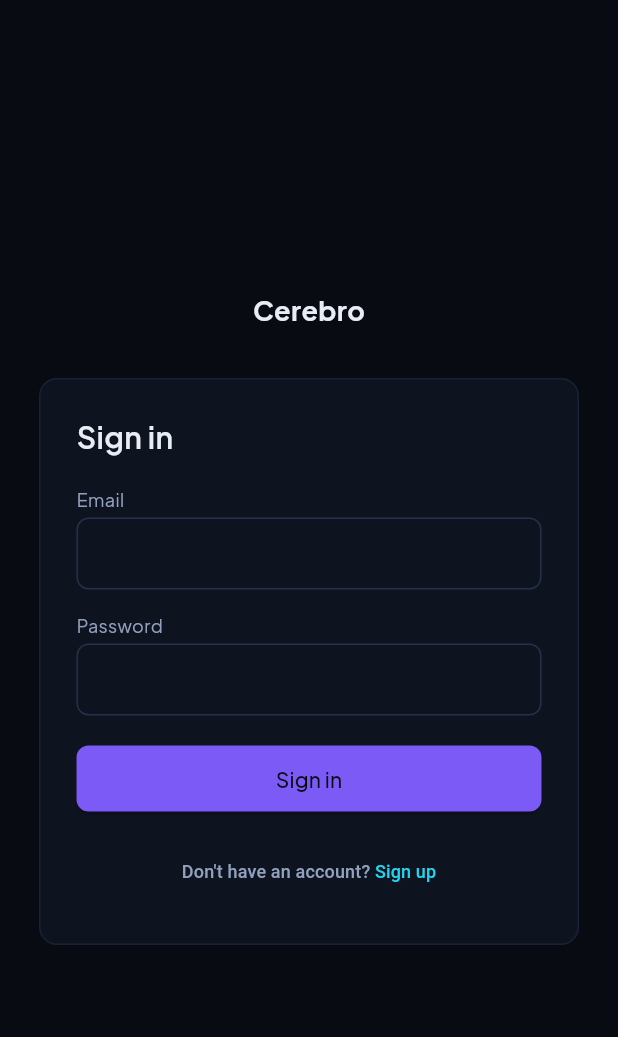
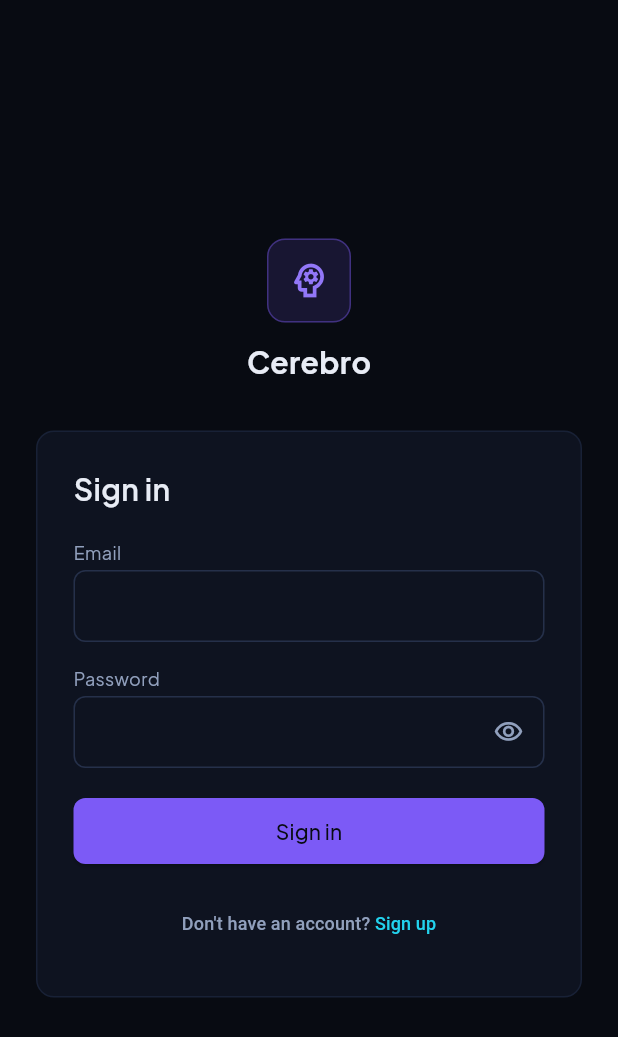
Before and after one commit to Tunasmelt/Cerebro-Flutter, a Flutter app: the screen it shows after launch, on a phone screen of 412 x 824 dp. Shown: the top 1037 px of the screen. Run offline on Flutter 3.47's test engine with Material 3 defaults, Android fonts, the phone set to English and light mode, and no system bars; our stand-ins replace chopper, dio, file_picker, flutter_markdown_plus, flutter_riverpod, go_router and 3 more; missing offline and left inert: cryptography, flutter_force_directed_graph, markdown, pdfx; accounts and stored records are empty; generated files the repository leaves out were written again.

Commit message:
UI/UX pass E1: Auth screens (brand, responsive card, inline errors, eye)
- AuthBrand/AuthCard/AuthMessage shared by sign in, sign up and check-email;
  card fills width up to 440px instead of a fixed 360px.
- Empty submit names the missing field and clears as the user types; show/hide
  password; Next/Next/Done keyboard actions; AutofillGroup; SafeArea.
- 12 new tests; 11 injected faults all caught.

Co-Authored-By: Claude Sonnet 5.5 <noreply@anthropic.com>

```diff
--- /dev/null
+++ b/lib/features/auth/presentation/auth_card.dart
@@ -0,0 +1,111 @@
+import 'package:flutter/material.dart';
+
+import '../../../shared/tokens/app_colors.dart';
+import '../../../shared/tokens/app_radius.dart';
+import '../../../shared/tokens/app_spacing.dart';
+import '../../../shared/tokens/app_typography.dart';
+
+/// The Cerebro mark and wordmark above the sign-in and sign-up cards: a
+/// violet-washed tile with the brain glyph, then the name. The one branded
+/// moment on the auth screens.
+class AuthBrand extends StatelessWidget {
+  const AuthBrand({super.key});
+
+  @override
+  Widget build(BuildContext context) {
+    return Semantics(
+      label: 'Cerebro',
+      excludeSemantics: true,
+      child: Column(
+        mainAxisSize: MainAxisSize.min,
+        children: [
+          Container(
+            width: 56,
+            height: 56,
+            decoration: BoxDecoration(
+              color: AppColors.accentPrimary.withValues(alpha: 0.14),
+              borderRadius: AppRadius.lgRadius,
+              border: Border.all(
+                color: AppColors.accentPrimary.withValues(alpha: 0.4),
+              ),
+            ),
+            child: const Icon(
+              Icons.psychology_outlined,
+              size: 30,
+              color: AppColors.accentPrimaryHover,
+            ),
+          ),
+          const SizedBox(height: AppSpacing.s3),
+          Text(
+            'Cerebro',
+            style: AppTypography.xl.copyWith(
+              fontFamily: AppTypography.fontFamilyDisplay,
+              fontWeight: AppTypography.weightBold,
+              color: AppColors.textPrimary,
+            ),
+          ),
+        ],
+      ),
+    );
+  }
+}
+
+/// The elevated card the auth forms sit in. Fills the screen width up to a
+/// cap instead of a fixed 360px, so it is comfortable on a small phone and
+/// does not stretch on a tablet.
+class AuthCard extends StatelessWidget {
+  const AuthCard({super.key, required this.child});
+
+  final Widget child;
+
+  static const double maxWidth = 440;
+
+  @override
+  Widget build(BuildContext context) {
+    return ConstrainedBox(
+      constraints: const BoxConstraints(maxWidth: maxWidth),
+      child: Container(
+        width: double.infinity,
+        padding: const EdgeInsets.all(AppSpacing.s6),
+        decoration: BoxDecoration(
+          color: AppColors.bgElevated,
+          borderRadius: AppRadius.lgRadius,
+          border: Border.all(color: AppColors.borderSubtle),
+        ),
+        child: child,
+      ),
+    );
+  }
+}
+
+/// A red message strip (a rejected sign-in, mismatched passwords). One widget
+/// for the three copies the auth screens had; announced to screen readers
+/// when it appears.
+class AuthMessage extends StatelessWidget {
+  const AuthMessage(this.message, {super.key});
+
+  final String message;
+
+  @override
+  Widget build(BuildContext context) {
+    return Semantics(
+      liveRegion: true,
+      container: true,
+      child: Container(
+        width: double.infinity,
+        padding: const EdgeInsets.symmetric(
+          horizontal: AppSpacing.s3,
+          vertical: AppSpacing.s2,
+        ),
+        decoration: BoxDecoration(
+          color: AppColors.dangerSubtle,
+          borderRadius: AppRadius.mdRadius,
+        ),
+        child: Text(
+          message,
+          style: AppTypography.xs.copyWith(color: AppColors.dangerHover),
+        ),
+      ),
+    );
+  }
+}
--- a/lib/features/auth/presentation/sign_in_screen.dart
+++ b/lib/features/auth/presentation/sign_in_screen.dart
@@ -4,17 +4,16 @@ import 'package:go_router/go_router.dart';
 
 import '../../../app/app_routes.dart';
 import '../../../shared/tokens/app_colors.dart';
-import '../../../shared/tokens/app_radius.dart';
 import '../../../shared/tokens/app_spacing.dart';
 import '../../../shared/tokens/app_typography.dart';
+import '../../../shared/widgets/app_text_field.dart';
 import '../data/auth_notifier.dart';
 import '../data/auth_state.dart';
-import '../../../shared/widgets/app_text_field.dart';
+import 'auth_card.dart';
 
 /// Adapted from `Mockups 2.0/src/components/SignIn.tsx` — same layout
-/// (centered card, violet radial glow), real app tokens instead of the
-/// mockup's literal hex/Inter values (which happen to be close but
-/// aren't the source of truth; `AppColors`/`AppTypography` are).
+/// (centered card), real app tokens instead of the mockup's literal
+/// hex/Inter values (`AppColors`/`AppTypography` are the source of truth).
 class SignInScreen extends ConsumerStatefulWidget {
   const SignInScreen({super.key});
 
@@ -26,15 +25,26 @@ class _SignInScreenState extends ConsumerState<SignInScreen> {
   final _emailController = TextEditingController();
   final _passwordController = TextEditingController();
 
+  /// Set once the user has tried to submit, so an empty field is called out
+  /// (and the call-out clears as they type) instead of the button silently
+  /// doing nothing.
+  bool _submitted = false;
+
   @override
   void initState() {
     super.initState();
+    _emailController.addListener(_onTyped);
+    _passwordController.addListener(_onTyped);
     // Auth state is app-wide; drop a stale error/"check your email" state
     // left by another screen. Post-frame because provider state can't be
     // modified while the widget tree is building.
     WidgetsBinding.instance.addPostFrameCallback((_) {
       if (mounted) ref.read(authNotifierProvider.notifier).clearStatus();
     });
+  }
+
+  void _onTyped() {
+    if (_submitted) setState(() {});
   }
 
   @override
@@ -47,6 +57,7 @@ class _SignInScreenState extends ConsumerState<SignInScreen> {
   void _handleSubmit() {
     final email = _emailController.text.trim();
     final password = _passwordController.text;
+    setState(() => _submitted = true);
     if (email.isEmpty || password.isEmpty) return;
     ref
         .read(authNotifierProvider.notifier)
@@ -63,39 +74,30 @@ class _SignInScreenState extends ConsumerState<SignInScreen> {
 
     return Scaffold(
       backgroundColor: AppColors.bgBase,
-      body: Center(
+      body: SafeArea(
+        child: Center(
           child: SingleChildScrollView(
             padding: const EdgeInsets.all(AppSpacing.s6),
+            child: AutofillGroup(
               child: Column(
                 mainAxisSize: MainAxisSize.min,
                 children: [
-              Text(
-                'Cerebro',
-                style: AppTypography.lg.copyWith(
-                  fontFamily: AppTypography.fontFamilyDisplay,
-                  fontWeight: AppTypography.weightBold,
-                  color: AppColors.textPrimary,
-                ),
-              ),
+                  const AuthBrand(),
                   const SizedBox(height: AppSpacing.s8),
-              Container(
-                width: 360,
-                padding: const EdgeInsets.all(AppSpacing.s6),
-                decoration: BoxDecoration(
-                  color: AppColors.bgElevated,
-                  borderRadius: AppRadius.lgRadius,
-                  border: Border.all(color: AppColors.borderSubtle),
-                ),
+                  AuthCard(
                     child: Column(
                       crossAxisAlignment: CrossAxisAlignment.start,
                       mainAxisSize: MainAxisSize.min,
                       children: [
-                    Text(
+                        Semantics(
+                          header: true,
+                          child: Text(
                             'Sign in',
                             style: AppTypography.xl.copyWith(
                               fontFamily: AppTypography.fontFamilyDisplay,
                               fontWeight: AppTypography.weightSemibold,
                               color: AppColors.textPrimary,
+                            ),
                           ),
                         ),
                         const SizedBox(height: AppSpacing.s5),
@@ -104,7 +106,12 @@ class _SignInScreenState extends ConsumerState<SignInScreen> {
                           label: 'Email',
                           controller: _emailController,
                           keyboardType: TextInputType.emailAddress,
+                          textInputAction: TextInputAction.next,
                           autofillHints: const [AutofillHints.email],
+                          errorText:
+                              _submitted && _emailController.text.trim().isEmpty
+                              ? 'Enter your email.'
+                              : null,
                         ),
                         const SizedBox(height: AppSpacing.s4),
                         AppTextField(
@@ -112,28 +119,20 @@ class _SignInScreenState extends ConsumerState<SignInScreen> {
                           label: 'Password',
                           controller: _passwordController,
                           obscureText: true,
+                          showVisibilityToggle: true,
+                          textInputAction: TextInputAction.done,
                           autofillHints: const [AutofillHints.password],
                           onSubmitted: (_) => _handleSubmit(),
+                          errorText:
+                              _submitted && _passwordController.text.isEmpty
+                              ? 'Enter your password.'
+                              : null,
                         ),
                         if (errorMessage != null) ...[
                           const SizedBox(height: AppSpacing.s3),
-                      Container(
+                          AuthMessage(
+                            errorMessage,
                             key: const Key('sign_in_error'),
-                        width: double.infinity,
-                        padding: const EdgeInsets.symmetric(
-                          horizontal: AppSpacing.s3,
-                          vertical: AppSpacing.s2,
-                        ),
-                        decoration: BoxDecoration(
-                          color: AppColors.dangerSubtle,
-                          borderRadius: AppRadius.mdRadius,
-                        ),
-                        child: Text(
-                          errorMessage,
-                          style: AppTypography.xs.copyWith(
-                            color: AppColors.dangerHover,
-                          ),
-                        ),
                           ),
                         ],
                         const SizedBox(height: AppSpacing.s5),
@@ -190,6 +189,8 @@ class _SignInScreenState extends ConsumerState<SignInScreen> {
               ),
             ),
           ),
+        ),
+      ),
     );
   }
 }
```
Also changed, not shown: lib/features/auth/presentation/sign_up_screen.dart (+42 -44 lines), 3 other files. Lines whose indentation alone changed are shown as unchanged.
